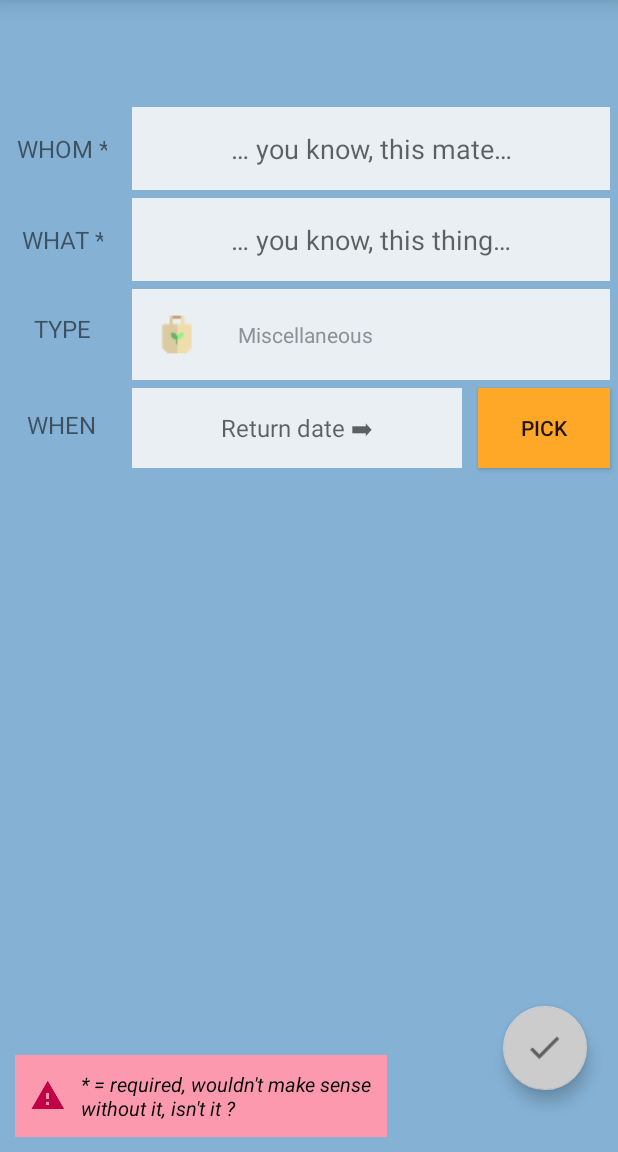
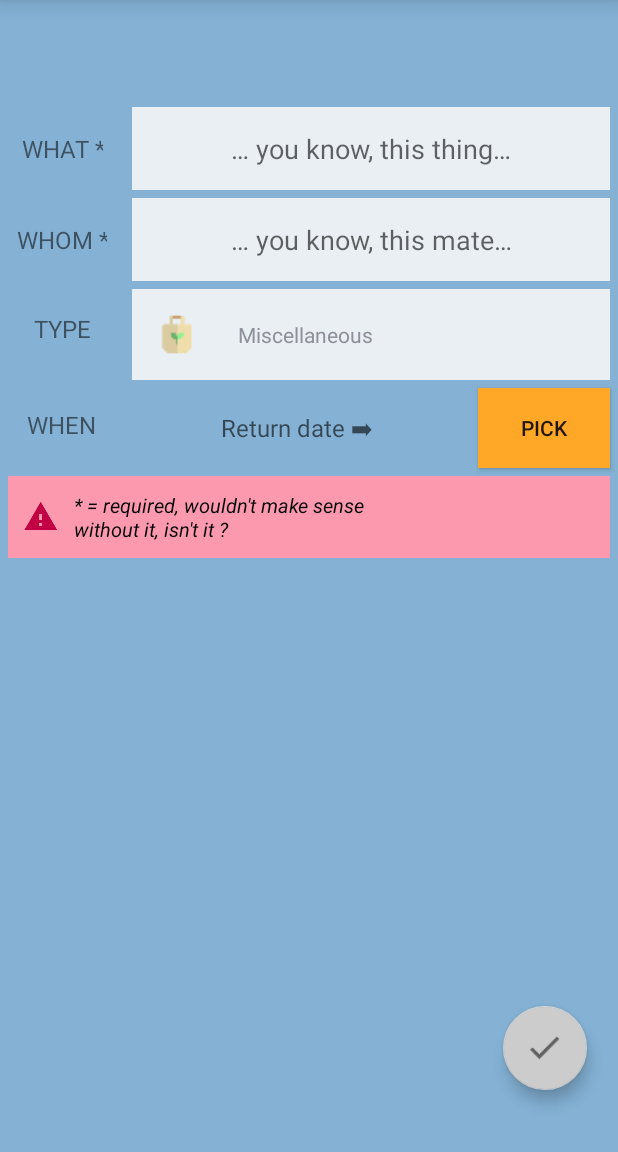
Before and after one commit to bertrandripoche/beback, an Android app: the AddLoanActivity screen opened directly, with no data from a screen before it, on a phone screen of 412 x 824 dp, the part 84-1236 px from its top. Run offline under Robolectric (Android 15) with nearby library versions, the phone set to English and light mode, and no system bars; our stand-ins replace Firebase (no records; nobody signed in at launch, a user with empty details on screens opened directly); 4 statements that could not run were skipped.

Commit message:
AddLoanActivity feature available

```diff
--- a/app/src/main/java/com/depuisletemps/beback/model/Loan.kt
+++ b/app/src/main/java/com/depuisletemps/beback/model/Loan.kt
@@ -2,8 +2,7 @@ package com.depuisletemps.beback.model
 
 import java.util.*
 
-class Loan (
-    val id:String,
+data class Loan (
     var requestor_id:String,
     var recipient_id:String,
     var type:String,
--- a/app/src/main/res/layout/activity_add_loan.xml
+++ b/app/src/main/res/layout/activity_add_loan.xml
@@ -22,6 +22,36 @@
             />
 
     <TextView
+            android:id="@+id/loan_product_title"
+            android:layout_width="wrap_content"
+            android:layout_height="wrap_content"
+            android:padding="@dimen/extra"
+            android:textSize="@dimen/text_size_max"
+            android:textAllCaps="true"
+            android:textAlignment="center"
+            android:gravity="center_vertical"
+            android:text="@string/what"
+            app:layout_constraintTop_toBottomOf="@+id/loan_type"
+            app:layout_constraintBottom_toTopOf="@+id/loan_recipient"
+            app:layout_constraintLeft_toLeftOf="parent"
+            app:layout_constraintRight_toRightOf="@+id/guideline_vertical_left"
+            />
+
+    <EditText
+            android:id="@+id/loan_product"
+            android:layout_width="0dp"
+            android:layout_height="wrap_content"
+            android:padding="@dimen/extra"
+            android:layout_margin="@dimen/basic"
+            android:hint="@string/product_hint"
+            android:background="@color/primaryLightColor"
+            android:textAlignment="center"
+            app:layout_constraintTop_toBottomOf="@+id/loan_type"
+            app:layout_constraintLeft_toRightOf="@+id/guideline_vertical_left"
+            app:layout_constraintRight_toRightOf="parent"
+            />
+
+    <TextView
             android:id="@+id/loan_recipient_title"
             android:layout_width="wrap_content"
             android:layout_height="wrap_content"
@@ -31,8 +61,8 @@
             android:textAlignment="center"
             android:gravity="center_vertical"
             android:text="@string/whom"
-            app:layout_constraintTop_toBottomOf="@+id/loan_type"
-            app:layout_constraintBottom_toTopOf="@+id/loan_product"
+            app:layout_constraintTop_toBottomOf="@+id/loan_product"
+            app:layout_constraintBottom_toTopOf="@+id/spinner_loan_categories"
             app:layout_constraintLeft_toLeftOf="parent"
             app:layout_constraintRight_toRightOf="@+id/guideline_vertical_left"
             />
@@ -46,37 +76,7 @@
             android:hint="@string/recipient_hint"
             android:background="@color/primaryLightColor"
             android:textAlignment="center"
-            app:layout_constraintTop_toBottomOf="@+id/loan_type"
-            app:layout_constraintLeft_toRightOf="@+id/guideline_vertical_left"
-            app:layout_constraintRight_toRightOf="parent"
-            />
-
-    <TextView
-            android:id="@+id/loan_product_title"
-            android:layout_width="wrap_content"
-            android:layout_height="wrap_content"
-            android:padding="@dimen/extra"
-            android:textSize="@dimen/text_size_max"
-            android:textAllCaps="true"
-            android:textAlignment="center"
-            android:gravity="center_vertical"
-            android:text="@string/what"
-            app:layout_constraintTop_toBottomOf="@+id/loan_recipient"
-            app:layout_constraintBottom_toTopOf="@+id/spinner_loan_categories"
-            app:layout_constraintLeft_toLeftOf="parent"
-            app:layout_constraintRight_toRightOf="@+id/guideline_vertical_left"
-            />
-
-    <EditText
-            android:id="@+id/loan_product"
-            android:layout_width="0dp"
-            android:layout_height="wrap_content"
-            android:padding="@dimen/extra"
-            android:layout_margin="@dimen/basic"
-            android:hint="@string/product_hint"
-            android:background="@color/primaryLightColor"
-            android:textAlignment="center"
-            app:layout_constraintTop_toBottomOf="@+id/loan_recipient"
+            app:layout_constraintTop_toBottomOf="@+id/loan_product"
             app:layout_constraintLeft_toRightOf="@+id/guideline_vertical_left"
             app:layout_constraintRight_toRightOf="parent"
             />
@@ -92,7 +92,7 @@
             android:textAlignment="center"
             android:gravity="center_vertical"
             android:text="@string/type"
-            app:layout_constraintTop_toBottomOf="@+id/loan_product"
+            app:layout_constraintTop_toBottomOf="@+id/loan_recipient"
             app:layout_constraintLeft_toLeftOf="parent"
             app:layout_constraintRight_toRightOf="@+id/guideline_vertical_left"
             />
@@ -104,7 +104,7 @@
             android:padding="@dimen/basic"
             android:layout_margin="@dimen/basic"
             android:background="@color/primaryLightColor"
-            app:layout_constraintTop_toBottomOf="@+id/loan_product"
+            app:layout_constraintTop_toBottomOf="@+id/loan_recipient"
             app:layout_constraintLeft_toRightOf="@+id/guideline_vertical_left"
             app:layout_constraintRight_toRightOf="parent"
             />
@@ -133,7 +133,7 @@
             android:padding="@dimen/extra"
             android:layout_margin="@dimen/basic"
             android:hint="@string/return_date_hint"
-            android:background="@color/primaryLightColor"
+            android:background="@color/primaryColor"
             android:textSize="@dimen/text_size_max"
             android:textAlignment="center"
             app:layout_constraintTop_toBottomOf="@+id/spinner_loan_categories"
@@ -172,9 +172,9 @@
             app:layout_constraintRight_toRightOf="parent"/>
 
     <TextView
-            android:layout_width="wrap_content"
+            android:layout_width="match_parent"
             android:layout_height="wrap_content"
-            android:layout_margin="@dimen/middle"
+            android:layout_margin="@dimen/basic"
             android:textStyle="italic"
             android:textColor="@color/black"
             android:text="@string/mandatory_information"
@@ -184,7 +184,7 @@
             android:padding="@dimen/middle"
             android:drawablePadding="@dimen/middle"
             android:drawableStart="@drawable/ic_warning_pink"
-            app:layout_constraintBottom_toBottomOf="parent"
+            app:layout_constraintTop_toBottomOf="@id/loan_return_date"
             app:layout_constraintLeft_toLeftOf="parent"/>
 
 
```
Also changed, not shown: app/src/main/java/com/depuisletemps/beback/api/LoanHelper.kt (+15 -3 lines), app/src/main/java/com/depuisletemps/beback/api/UserHelper.kt (+10 -1 lines), app/src/main/java/com/depuisletemps/beback/model/User.kt (+8 -1 lines), app/src/main/java/com/depuisletemps/beback/ui/view/AddLoanActivity.kt (+39 -8 lines), app/src/main/java/com/depuisletemps/beback/ui/view/BaseActivity.kt (+8 -0 lines), app/src/main/java/com/depuisletemps/beback/ui/view/LoginActivity.kt (+16 -12 lines), app/src/main/java/com/depuisletemps/beback/utils/Utils.kt (+15 -0 lines).
